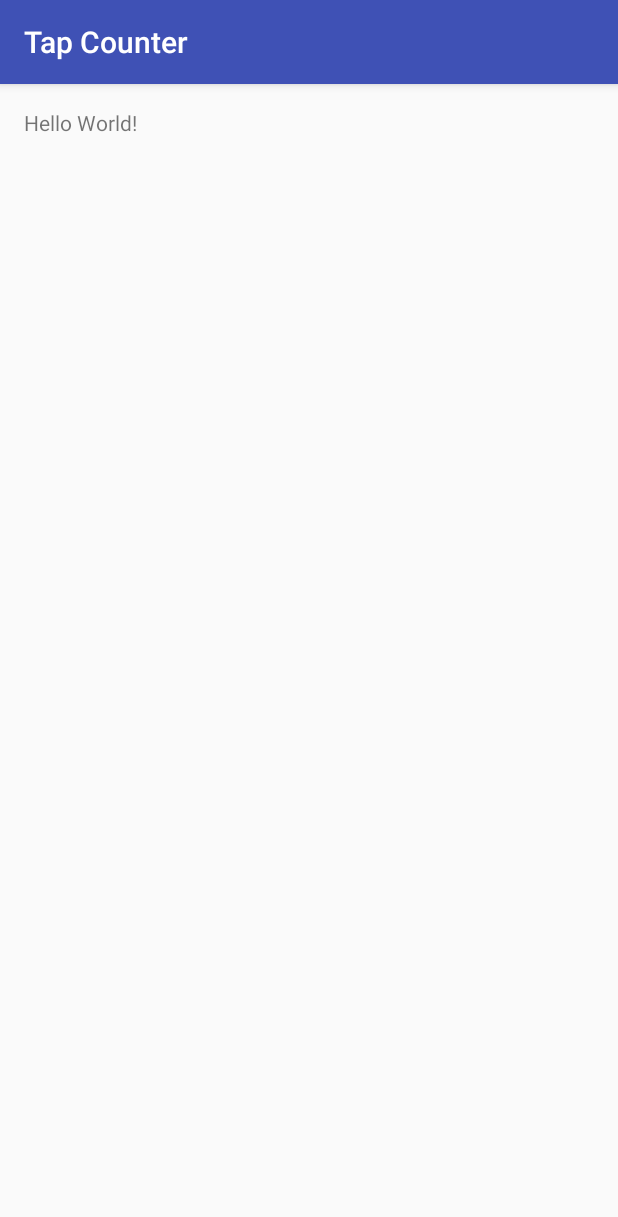
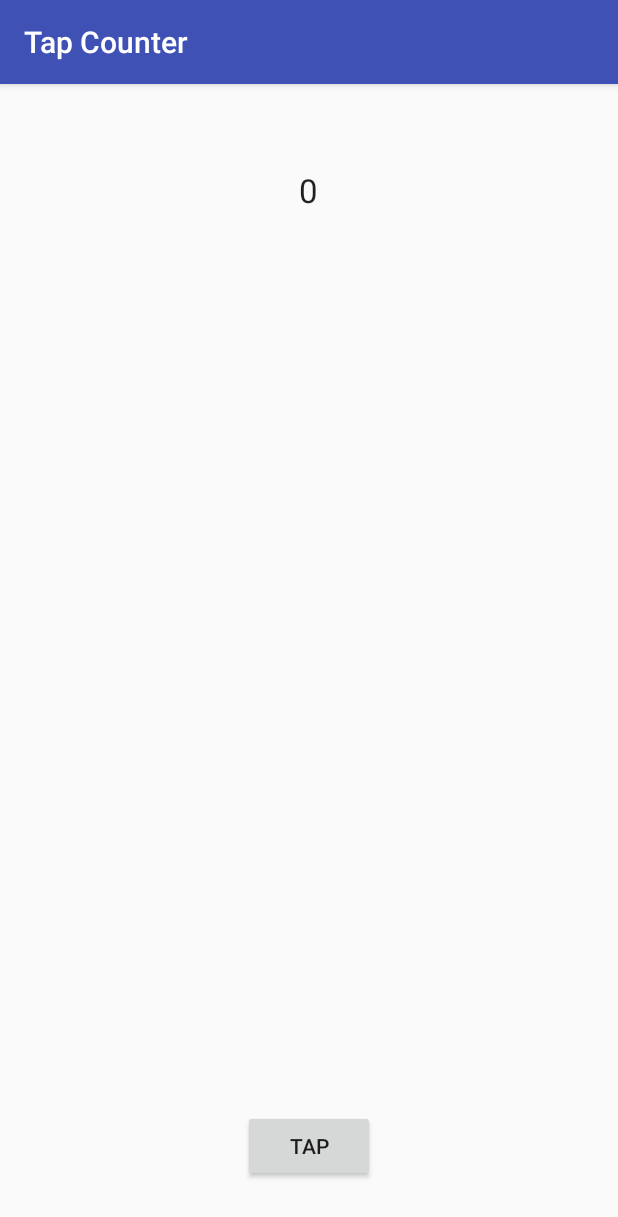
Before and after one commit to kdo94/TapCounter, an Android app: the screen it shows after launch (MainActivity), on a phone screen of 412 x 824 dp. Shown: the top 1217 px of the screen. Run offline under Robolectric (Android 15) with nearby library versions, the phone set to English and light mode, and no system bars.

Commit message:
Added Counter class, finished UI, and linked everything together. Need to add function to save the number of taps even if app is killed.

```diff
--- /dev/null
+++ b/app/src/main/java/edu/orangecoastcollege/cs273/kdo94/tapcounter/Counter.java
@@ -0,0 +1,28 @@
+package edu.orangecoastcollege.cs273.kdo94.tapcounter;
+
+/**
+ * Created by kevin_000 on 9/10/2016.
+ */
+public class Counter {
+    private int mCount;
+
+    public Counter(){
+        mCount = 0;
+    }
+
+    public Counter(int count) {
+        this.mCount = count;
+    }
+
+    public void setCount(int count){
+        mCount = count;
+    }
+
+    public void addCount(){
+        mCount+=1;
+    }
+
+    public int getCount(){
+        return mCount;
+    }
+}
--- a/app/src/main/java/edu/orangecoastcollege/cs273/kdo94/tapcounter/MainActivity.java
+++ b/app/src/main/java/edu/orangecoastcollege/cs273/kdo94/tapcounter/MainActivity.java
@@ -1,13 +1,35 @@
 package edu.orangecoastcollege.cs273.kdo94.tapcounter;
 
+import android.os.Bundle;
 import android.support.v7.app.AppCompatActivity;
-import android.os.Bundle;
+import android.view.View;
+import android.widget.Button;
+import android.widget.TextView;
 
 public class MainActivity extends AppCompatActivity {
+
+    private Button tapButton;
+    private TextView countTextView;
+
+    Counter currentCount = new Counter();
 
     @Override
     protected void onCreate(Bundle savedInstanceState) {
         super.onCreate(savedInstanceState);
         setContentView(R.layout.activity_main);
+
+        tapButton = (Button) findViewById(R.id.tapButton);
+        countTextView = (TextView) findViewById(R.id.countTextView);
+
+        countTextView.setText(String.valueOf(currentCount.getCount()));
+
+        tapButton.setOnClickListener(new View.OnClickListener(){
+            @Override
+            public void onClick(View v) {
+                currentCount.addCount();
+                countTextView.setText(String.valueOf(currentCount.getCount()));
+            }
+        });
+
     }
 }
--- a/app/src/main/res/layout/activity_main.xml
+++ b/app/src/main/res/layout/activity_main.xml
@@ -7,10 +7,26 @@
     android:paddingLeft="@dimen/activity_horizontal_margin"
     android:paddingRight="@dimen/activity_horizontal_margin"
     android:paddingTop="@dimen/activity_vertical_margin"
-    tools:context="edu.orangecoastcollege.cs273.kdo94.tapcounter.MainActivity">
+    tools:context="edu.orangecoastcollege.cs273.kdo94.tapcounter.MainActivity"
+    android:id="@+id/tapCounterRelativeLayout">
 
     <TextView
         android:layout_width="wrap_content"
         android:layout_height="wrap_content"
-        android:text="Hello World!" />
+        android:textAppearance="?android:attr/textAppearanceLarge"
+        android:text="Large Text"
+        android:id="@+id/countTextView"
+        android:layout_alignParentTop="true"
+        android:layout_centerHorizontal="true"
+        android:layout_marginTop="40dp" />
+
+    <Button
+        android:layout_width="wrap_content"
+        android:layout_height="wrap_content"
+        android:text="@string/button_text"
+        android:id="@+id/tapButton"
+        android:layout_alignParentBottom="true"
+        android:layout_centerHorizontal="true"
+        android:layout_marginBottom="20dp" />
+
 </RelativeLayout>
--- a/app/src/main/res/values/strings.xml
+++ b/app/src/main/res/values/strings.xml
@@ -1,3 +1,4 @@
 <resources>
     <string name="app_name">Tap Counter</string>
+    <string name="button_text">Tap</string>
 </resources>
```
